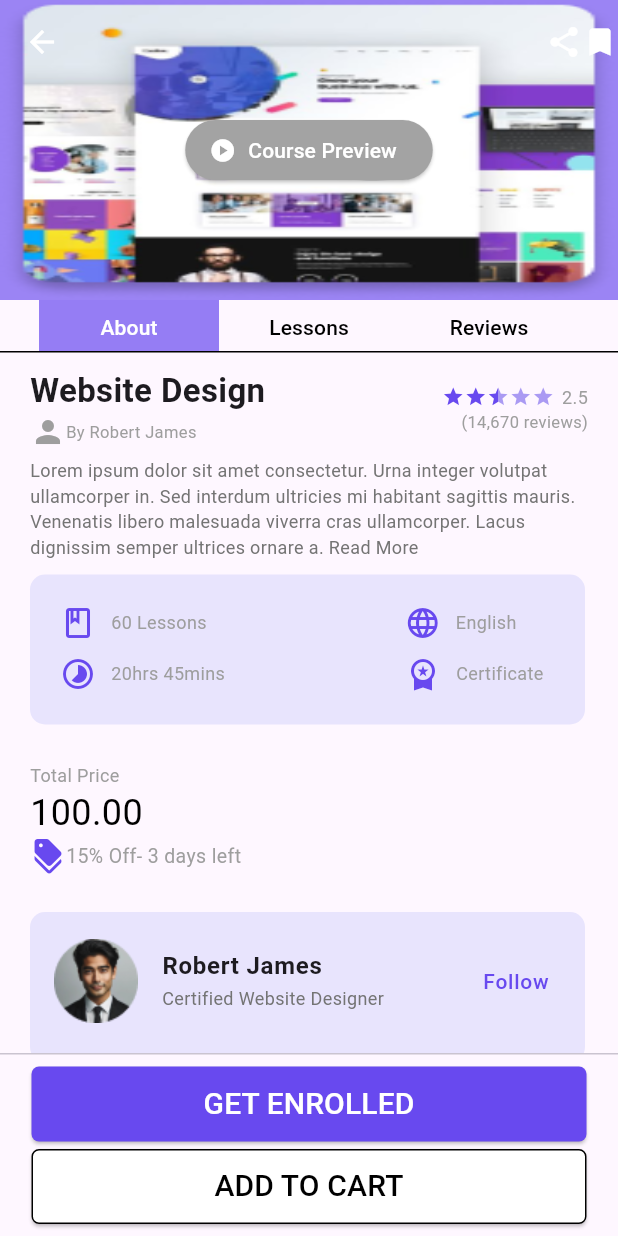
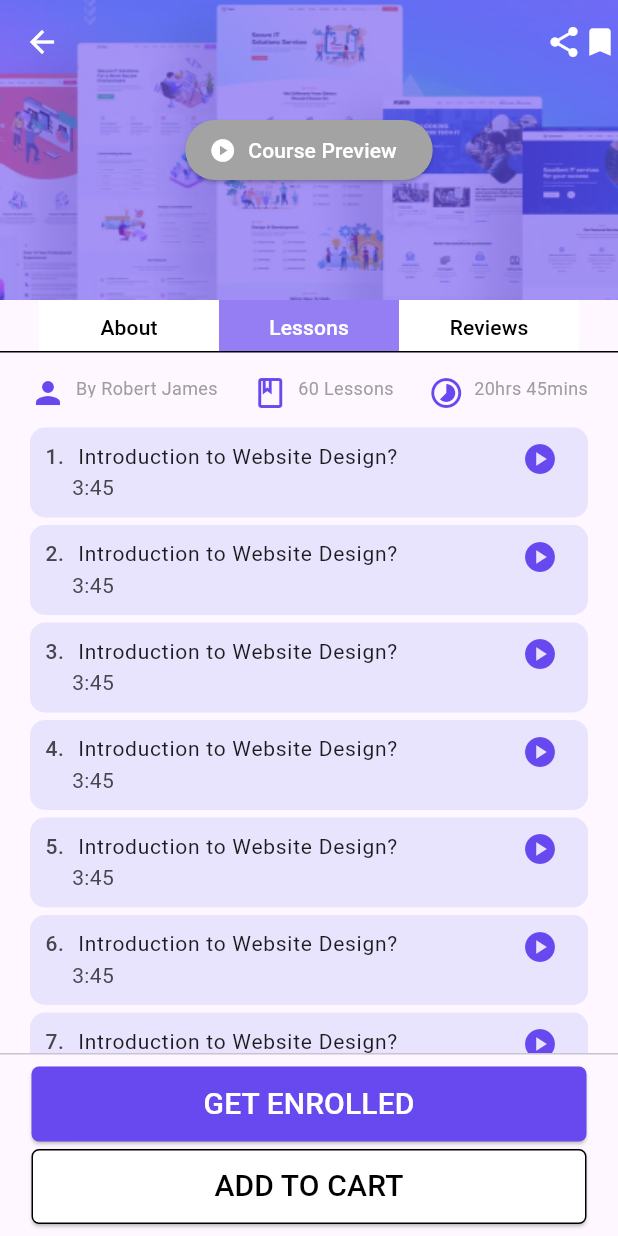
Before and after one commit to raneemn/learn_ease, a Flutter app: the Course screen opened by its route, after a tap on "Lessons", on a phone screen of 412 x 824 dp. Run offline on Flutter 3.47's test engine with Material 3 defaults, Android fonts, the phone set to English and light mode, and no system bars; drawn by our look-alikes of flutter_rating_bar; our stand-ins replace email_validator; missing offline and left inert: dart:ffi.

Commit message:
lesson15

```diff
--- a/lib/Course/CourseMain.dart
+++ b/lib/Course/CourseMain.dart
@@ -3,6 +3,8 @@ import 'package:flutter/material.dart';
 import 'package:flutter/widgets.dart';
 import 'package:flutter_rating_bar/flutter_rating_bar.dart';
 import 'package:learn_ease/Course/aboutCourse.dart';
+import 'package:learn_ease/Course/lessonsCourse.dart';
+import 'package:learn_ease/Course/reviewsCourse.dart';
 
 class Course extends StatefulWidget {
   const Course({super.key});
@@ -14,12 +16,27 @@ class Course extends StatefulWidget {
 
 class _CourseState extends State<Course> {
   Color selectedColor = Colors.white;
+  Color selectedBGcolor = Color.fromRGBO(104, 73, 239, 0.7);
+  int _currentIndex = 0;
+
+  List<Widget> selectedWidget = [
+    AboutCourse(),
+    LessonsCourse(),
+    ReviewsCourse(),
+  ];
+
+  void onButtonTap(int index) {
+    setState(() {
+      _currentIndex = index;
+    });
+  }
+
   @override
   Widget build(BuildContext context) {
     return Scaffold(
       extendBodyBehindAppBar: true,
       appBar: AppBar(
-        iconTheme: IconThemeData(
+        iconTheme: const IconThemeData(
           color: Colors.white,
         ),
         elevation: 0,
@@ -42,7 +59,6 @@ class _CourseState extends State<Course> {
             Container(
               height: 200,
               width: double.infinity,
-              color: Color.fromRGBO(104, 73, 239, 0.66),
               child: Stack(
                 children: [
                   Container(
@@ -50,24 +66,28 @@ class _CourseState extends State<Course> {
                     width: double.infinity,
                     decoration: BoxDecoration(
                         image: DecorationImage(
-                            image:
-                                AssetImage('assets/images/websiteDesign.png'),
+                            image: AssetImage('assets/images/courseImage.png'),
                             fit: BoxFit.fill)),
+                  ),
+                  Container(
+                    height: 200,
+                    width: 430,
+                    color: Color.fromRGBO(104, 73, 239, 0.6),
                   ),
                   Center(
                     child: ElevatedButton.icon(
-                      icon: Icon(
+                      icon: const Icon(
                         Icons.play_circle,
                         color: Colors.white,
                       ),
-                      label: Text(
+                      label: const Text(
                         'Course Preview',
                         style: TextStyle(
                           color: Colors.white,
                         ),
                       ),
                       onPressed: () {},
-                      style: ButtonStyle(
+                      style: const ButtonStyle(
                           backgroundColor: MaterialStatePropertyAll(
                               Color.fromRGBO(163, 163, 163, 1))),
                     ),
@@ -77,49 +97,69 @@ class _CourseState extends State<Course> {
             ),
             Container(
               height: 35,
-              decoration: BoxDecoration(
+              decoration: const BoxDecoration(
                   border: Border(bottom: BorderSide(color: Colors.black))),
               child: Row(
                 mainAxisAlignment: MainAxisAlignment.center,
                 children: [
                   TextButton(
-                    onPressed: () {},
+                    onPressed: () {
+                      onButtonTap(0);
+                    },
+                    style: TextButton.styleFrom(
+                        fixedSize: const Size.fromWidth(120),
+                        backgroundColor:
+                            _currentIndex == 0 ? selectedBGcolor : Colors.white,
+                        shape: RoundedRectangleBorder(
+                            borderRadius: BorderRadius.circular(0))),
                     child: Text(
                       'About',
-                      style: TextStyle(color: selectedColor),
+                      style: TextStyle(
+                          color: _currentIndex == 0
+                              ? selectedColor
+                              : Colors.black),
                     ),
+                  ),
+                  TextButton(
+                    onPressed: () {
+                      onButtonTap(1);
+                    },
+                    style: TextButton.styleFrom(
+                        fixedSize: const Size.fromWidth(120),
+                        backgroundColor:
+                            _currentIndex == 1 ? selectedBGcolor : Colors.white,
+                        shape: RoundedRectangleBorder(
+                            borderRadius: BorderRadius.circular(0))),
+                    child: Text(
+                      'Lessons',
+                      style: TextStyle(
+                          color: _currentIndex == 1
+                              ? selectedColor
+                              : Colors.black),
+                    ),
+                  ),
+                  TextButton(
+                    onPressed: () {
+                      onButtonTap(2);
+                    },
                     style: TextButton.styleFrom(
                         fixedSize: Size.fromWidth(120),
-                        backgroundColor: Color.fromRGBO(104, 73, 239, 0.7),
+                        backgroundColor:
+                            _currentIndex == 2 ? selectedBGcolor : Colors.white,
                         shape: RoundedRectangleBorder(
                             borderRadius: BorderRadius.circular(0))),
-                  ),
-                  TextButton(
-                    onPressed: () {},
-                    child: Text(
-                      'Lessons',
-                      style: TextStyle(color: Colors.black),
-                    ),
-                    style: TextButton.styleFrom(
-                        fixedSize: Size.fromWidth(120),
-                        shape: RoundedRectangleBorder(
-                            borderRadius: BorderRadius.circular(0))),
-                  ),
-                  TextButton(
-                    onPressed: () {},
                     child: Text(
                       'Reviews',
-                      style: TextStyle(color: Colors.black),
+                      style: TextStyle(
+                          color: _currentIndex == 2
+                              ? selectedColor
+                              : Colors.black),
                     ),
-                    style: TextButton.styleFrom(
-                        fixedSize: Size.fromWidth(120),
-                        shape: RoundedRectangleBorder(
-                            borderRadius: BorderRadius.circular(0))),
                   ),
                 ],
               ),
             ),
-            AboutCourse()
+            selectedWidget[_currentIndex],
           ],
         ),
       ),
@@ -129,31 +169,31 @@ class _CourseState extends State<Course> {
             children: [
               ElevatedButton(
                 onPressed: () {},
-                child: Text(
+                style: ElevatedButton.styleFrom(
+                    backgroundColor: const Color.fromRGBO(104, 73, 239, 1),
+                    shape: RoundedRectangleBorder(
+                        borderRadius: BorderRadius.circular(5)),
+                    fixedSize: const Size(370, 50)),
+                child: const Text(
                   'GET ENROLLED',
                   style: TextStyle(color: Colors.white, fontSize: 20),
                 ),
-                style: ElevatedButton.styleFrom(
-                    backgroundColor: Color.fromRGBO(104, 73, 239, 1),
-                    shape: RoundedRectangleBorder(
-                        borderRadius: BorderRadius.circular(5)),
-                    fixedSize: Size(370, 50)),
               ),
-              SizedBox(
+              const SizedBox(
                 height: 5,
               ),
               ElevatedButton(
                 onPressed: () {},
-                child: Text(
-                  'ADD TO CART',
-                  style: TextStyle(color: Colors.black, fontSize: 20),
-                ),
                 style: ElevatedButton.styleFrom(
                     side: BorderSide(color: Colors.black),
                     backgroundColor: Colors.white,
                     shape: RoundedRectangleBorder(
                         borderRadius: BorderRadius.circular(5)),
                     fixedSize: Size(370, 50)),
+                child: const Text(
+                  'ADD TO CART',
+                  style: TextStyle(color: Colors.black, fontSize: 20),
+                ),
               )
             ],
           ),
--- a/lib/Course/aboutCourse.dart
+++ b/lib/Course/aboutCourse.dart
@@ -77,7 +77,7 @@ class _AboutCourseState extends State<AboutCourse> {
           SizedBox(
             height: 5,
           ),
-          Text(
+          const Text(
             'Lorem ipsum dolor sit amet consectetur. Urna integer volutpat ullamcorper in. Sed interdum ultricies mi habitant sagittis mauris. Venenatis libero malesuada viverra cras ullamcorper. Lacus dignissim semper ultrices ornare a. Read More',
             style: TextStyle(
                 fontSize: 12, color: Color.fromRGBO(116, 116, 116, 1)),
@@ -167,7 +167,7 @@ class _AboutCourseState extends State<AboutCourse> {
             style: TextStyle(color: Colors.grey, fontSize: 12),
           ),
           Text(
-            "100.00",
+            "100.00 \$",
             style: TextStyle(color: Colors.black, fontSize: 24),
           ),
           Row(
--- /dev/null
+++ b/lib/Course/lessonsCourse.dart
@@ -0,0 +1,121 @@
+import 'package:flutter/cupertino.dart';
+import 'package:flutter/material.dart';
+import 'package:flutter/widgets.dart';
+
+class LessonsCourse extends StatefulWidget {
+  const LessonsCourse({super.key});
+
+  @override
+  State<LessonsCourse> createState() => _LessonsCourseState();
+}
+
+class _LessonsCourseState extends State<LessonsCourse> {
+  @override
+  Widget build(BuildContext context) {
+    return Container(
+      margin: EdgeInsets.only(top: 15, left: 20, right: 20),
+      child: Column(
+        children: [
+          SizedBox(
+            height: 15,
+            child: Row(
+              mainAxisAlignment: MainAxisAlignment.spaceBetween,
+              children: [
+                Icon(
+                  Icons.person,
+                  color: Color.fromRGBO(104, 73, 239, 1),
+                ),
+                Text(
+                  'By Robert James',
+                  style: TextStyle(fontSize: 12, color: Colors.grey),
+                ),
+                SizedBox(
+                  width: 10,
+                ),
+                Icon(
+                  Icons.book_outlined,
+                  color: Color.fromRGBO(104, 73, 239, 1),
+                ),
+                Text(
+                  '60 Lessons',
+                  style: TextStyle(fontSize: 12, color: Colors.grey),
+                ),
+                SizedBox(
+                  width: 10,
+                ),
+                Icon(
+                  Icons.timelapse,
+                  color: Color.fromRGBO(104, 73, 239, 1),
+                ),
+                Text(
+                  '20hrs 45mins',
+                  style: TextStyle(fontSize: 12, color: Colors.grey),
+                ),
+              ],
+            ),
+          ),
+          Container(
+            margin: EdgeInsets.only(top: 15),
+            height: 450,
+            child: ListView.builder(
+                padding: EdgeInsets.zero,
+                itemCount: 20,
+                itemBuilder: (context, index) {
+                  return Container(
+                    margin: EdgeInsets.only(top: 5),
+                    width: 350,
+                    height: 60,
+                    decoration: BoxDecoration(
+                        color: Color.fromRGBO(232, 228, 253, 1),
+                        borderRadius: BorderRadius.circular(10)),
+                    child: ListTile(
+                      dense: true,
+                      visualDensity: VisualDensity(horizontal: 0, vertical: -4),
+                      contentPadding:
+                          EdgeInsets.only(top: 1, left: 10, right: 20),
+                      horizontalTitleGap: -6,
+                      isThreeLine: true,
+                      leading: Text(
+                        '${index + 1}.',
+                        style: TextStyle(fontSize: 14),
+                      ),
+                      title: Text(
+                        ' Introduction to Website Design?',
+                        style: TextStyle(fontSize: 14),
+                      ),
+                      subtitle: Text(
+                        '3:45',
+                        style: TextStyle(fontSize: 14),
+                      ),
+                      trailing: Icon(
+                        Icons.play_circle,
+                        color: Color.fromRGBO(104, 73, 239, 1),
+                      ),
+                    ),
+                  );
+                }),
+          )
+        ],
+      ),
+    );
+  }
+}
+
+         /* CustomScrollView(
+      slivers: <Widget>[
+        SliverPersistentHeader(
+          delegate:
+        SliverFixedExtentList(
+            delegate: SliverChildBuilderDelegate(
+              (BuildContext context, int index) {
+                return ListTile(
+                  leading: Text('$index .'),
+                  title: Text('Introduction to Website Design?'),
+                  subtitle: Text('3:45'),
+                  trailing: Icon(Icons.play_circle),
+                );
+              },
+            ),
+            itemExtent: 100)
+      ],
+    );*/
```
Also changed, not shown: lib/Course/reviewsCourse.dart (added, +128 -0 lines), lib/bottomNav/chatNav.dart (added, +15 -0 lines), lib/bottomNav/myCoursesNav.dart (added, +135 -0 lines), lib/bottomNav/myProfileNav.dart (added, +15 -0 lines), lib/bottomNav/searchNav.dart (added, +116 -0 lines), lib/screens/home.dart (+21 -1 lines), assets/images/categoreis1.png (added), assets/images/courseImage.png (added), assets/images/myCourse1.png (added), assets/images/reviewP1.png (added), assets/images/reviewP3.png (added), assets/images/reviewp2.png (added).
